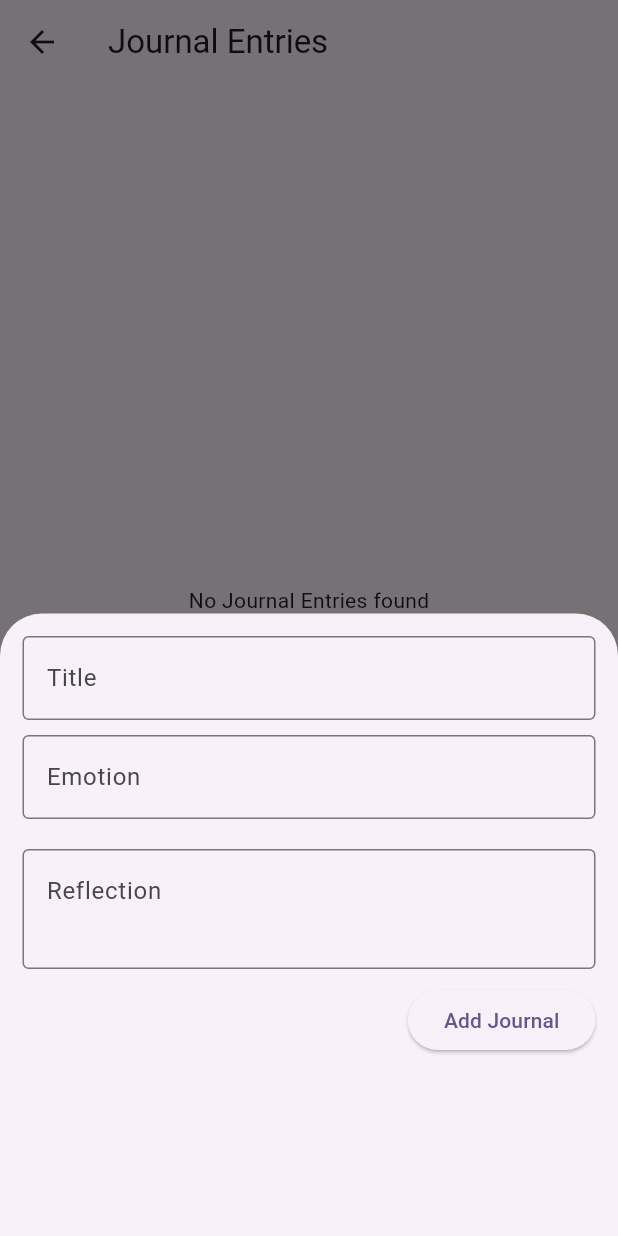
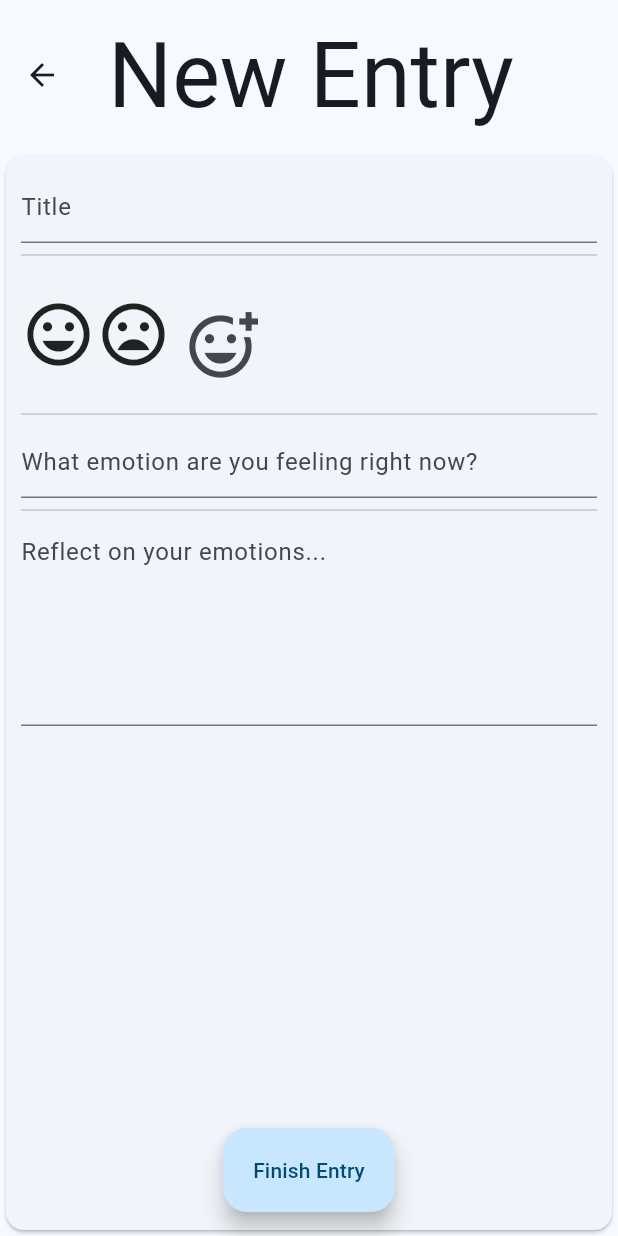
Before and after one commit to ksmittyxo/capstone, a Flutter app: the HomeScreen screen opened directly, item 2 of the bottom bar chosen, after a tap on the "add" icon, on a phone screen of 412 x 824 dp. Run offline on Flutter 3.47's test engine with Material 3 defaults, Android fonts, the phone set to English and light mode, and no system bars; our stand-ins replace firebase_auth, firebase_core, sqflite; missing offline and left inert: firebase_ui_auth; accounts and stored records are empty.

Commit message:
User authentication, changed file labeling for creating and displaying journals, added screen for creating journals. Started the foundation for emotion creation.

```diff
--- /dev/null
+++ b/lib/display_journals.dart
@@ -0,0 +1,80 @@
+import 'package:flutter/material.dart';
+import 'database_service.dart';
+import 'journalmodel.dart';
+import 'package:capstone/write_journal.dart';
+
+class JournalEntriesScreen extends StatefulWidget {
+  const JournalEntriesScreen({super.key});
+
+  @override
+  State<JournalEntriesScreen> createState() => _JournalEntriesScreenState();
+}
+  class _JournalEntriesScreenState extends State<JournalEntriesScreen> {
+    final dbService = DatabaseService();
+
+    void deleteJournal(String id) {
+      dbService.deleteJournal(id);
+      setState(() {});
+    }
+
+    @override
+    Widget build(BuildContext context) {
+      return Scaffold(
+        appBar: AppBar(
+          title: const Text('Journal Entries'),
+        ),
+        body: FutureBuilder<List<JournalModel>>(
+            future: dbService.getJournals(),
+            builder: (context, snapshot) {
+              if (snapshot.connectionState == ConnectionState.waiting) {
+                return const Center(child: CircularProgressIndicator());
+              }
+              if (snapshot.hasData) {
+                if (snapshot.data!.isEmpty) {
+                  return const Center(
+                    child: Text('No Journal Entries found'),
+                  );
+                }
+                return ListView.builder(
+                  itemCount: snapshot.data!.length,
+                  itemBuilder: (context, index) => Card(
+                    color: Colors.yellow[200],
+                    margin: const EdgeInsets.all(15),
+                    child: ListTile(
+                        title: Text('${snapshot.data![index].title} - ${snapshot.data![index].emotion} - ${snapshot.data![index].date}'),
+                        subtitle: Text(snapshot.data![index].reflection),
+                        trailing: SizedBox(
+                          width: 100,
+                          child: Row(
+                            children: [
+                              IconButton(
+                                icon: const Icon(Icons.edit),
+                                onPressed: () {},
+                              ),
+                              IconButton(
+                                icon: const Icon(Icons.delete),
+                                onPressed: () =>
+                                    deleteJournal(snapshot.data![index].id),
+                              ),
+                            ],
+                          ),
+                        )),
+                  ),
+                );
+              }
+              return const Center(
+                child: Text('No Journal Entries found'),
+              );
+            }),
+        floatingActionButton: FloatingActionButton(
+            child: const Icon(Icons.add),
+            onPressed: () {
+              Navigator.push(
+                context,
+                MaterialPageRoute(builder: (context) => const WriteJournalScreen()),
+              );
+            }
+        ),
+      );
+    }
+  }
--- a/lib/home.dart
+++ b/lib/home.dart
@@ -1,5 +1,7 @@
+import 'package:capstone/display_journals.dart';
+import 'package:firebase_ui_auth/firebase_ui_auth.dart';
 import 'package:flutter/material.dart';
-import 'package:capstone/journal_entries.dart';
+import 'package:capstone/write_journal.dart';
 
 class HomeScreen extends StatefulWidget {
   const HomeScreen({Key? key}) : super(key: key);
@@ -13,6 +15,28 @@ class _HomeScreenState extends State<HomeScreen> {
   Widget build(BuildContext buildContext) {
     final ThemeData theme = Theme.of(context);
     return Scaffold(
+      appBar: AppBar(
+        actions: [
+          IconButton(
+            icon: const Icon(Icons.person),
+            onPressed: () {
+              Navigator.push(
+                context,
+                MaterialPageRoute<ProfileScreen>(
+                  builder: (context) => ProfileScreen(
+                    actions: [
+                      SignedOutAction((context) {
+                        Navigator.of(context).pop();
+                      })
+                    ],
+                  ),
+                ),
+              );
+            },
+          )
+        ],
+        automaticallyImplyLeading: false,
+      ),
       bottomNavigationBar: NavigationBar(
         onDestinationSelected: (int index) {
           setState(() {
--- a/lib/journal_entries.dart
+++ /dev/null
@@ -1,169 +0,0 @@
-import 'package:flutter/material.dart';
-import 'package:intl/intl.dart';
-import 'database_service.dart';
-import 'journalmodel.dart';
-import 'package:uuid/uuid.dart';
-
-class JournalEntriesScreen extends StatefulWidget {
-  const JournalEntriesScreen({Key? key}) : super(key: key);
-  @override
-  State<JournalEntriesScreen> createState() => _JournalEntriesScreenState();
-}
-class _JournalEntriesScreenState extends State<JournalEntriesScreen> {
-  final dbService = DatabaseService();
-  final titleController = TextEditingController();
-  final reflectionController = TextEditingController();
-  final emotionController = TextEditingController();
-  final dateFormat = DateFormat('yMd');
-  void showBottomSheet(String functionTitle, Function()? onPressed) {
-    showModalBottomSheet(
-        context: context,
-        elevation: 5,
-        isScrollControlled: true,
-        builder: (_) => Container(
-          padding: EdgeInsets.only(
-            top: 15,
-            left: 15,
-            right: 15,
-            bottom: MediaQuery.of(context).viewInsets.bottom + 120,
-          ),
-          child: Column(
-            mainAxisSize: MainAxisSize.min,
-            crossAxisAlignment: CrossAxisAlignment.end,
-            children: [
-              TextField(
-                controller: titleController,
-                decoration: const InputDecoration(
-                  hintText: 'Title',
-                  border: OutlineInputBorder(),
-                ),
-              ),
-              const SizedBox(
-                height: 10,
-              ),
-              TextField(
-                controller: emotionController,
-                decoration: const InputDecoration(
-                  hintText: 'Emotion',
-                  border: OutlineInputBorder(),
-                ),
-              ),
-              const SizedBox(
-                height: 20,
-              ),
-              TextField(
-                controller: reflectionController,
-                decoration: const InputDecoration(
-                  hintText: 'Reflection',
-                  border: OutlineInputBorder(),
-                ),
-                keyboardType: TextInputType.multiline,
-                minLines: 2,
-                maxLines: 5,
-              ),
-              const SizedBox(
-                height: 10,
-              ),
-              ElevatedButton(
-                onPressed: onPressed,
-                child: Text(functionTitle),
-              )
-            ],
-          ),
-        ));
-  }
-  void addJournal() {
-    showBottomSheet('Add Journal', () async {
-      var journal = JournalModel(
-          id: Uuid().v4(),
-          date: dateFormat.format(DateTime.now()),
-          title: titleController.text,
-          reflection: reflectionController.text,
-          emotion: emotionController.text);
-      dbService.insertJournal(journal);
-      setState(() {});
-      titleController.clear();
-      reflectionController.clear();
-      emotionController.clear();
-      Navigator.of(context).pop();
-    });
-  }
-  void editJournal(JournalModel journal) {
-    titleController.text = journal.title;
-    reflectionController.text = journal.reflection;
-    emotionController.text = journal.emotion;
-    showBottomSheet('Update Journal', () async {
-      var updatedJournal = JournalModel(
-          id: journal.id,
-          date: journal.date,
-          title: titleController.text,
-          reflection: reflectionController.text,
-          emotion: emotionController.text);
-      dbService.editJournal(updatedJournal);
-      titleController.clear();
-      reflectionController.clear();
-      emotionController.clear();
-      setState(() {});
-      Navigator.of(context).pop();
-    });
-  }
-  void deleteJournal(String id) {
-    dbService.deleteJournal(id);
-    setState(() {});
-  }
-  @override
-  Widget build(BuildContext context) {
-    return Scaffold(
-      appBar: AppBar(
-        title: const Text('Journal Entries'),
-      ),
-      body: FutureBuilder<List<JournalModel>>(
-          future: dbService.getJournals(),
-          builder: (context, snapshot) {
-            if (snapshot.connectionState == ConnectionState.waiting) {
-              return const Center(child: CircularProgressIndicator());
-            }
-            if (snapshot.hasData) {
-              if (snapshot.data!.isEmpty) {
-                return const Center(
-                  child: Text('No Journal Entries found'),
-                );
-              }
-              return ListView.builder(
-                itemCount: snapshot.data!.length,
-                itemBuilder: (context, index) => Card(
-                  color: Colors.yellow[200],
-                  margin: const EdgeInsets.all(15),
-                  child: ListTile(
-                      title: Text('${snapshot.data![index].title} - ${snapshot.data![index].emotion} - ${snapshot.data![index].date}'),
-                      subtitle: Text(snapshot.data![index].reflection),
-                      trailing: SizedBox(
-                        width: 100,
-                        child: Row(
-                          children: [
-                            IconButton(
-                              icon: const Icon(Icons.edit),
-                              onPressed: () => editJournal(snapshot.data![index]),
-                            ),
-                            IconButton(
-                              icon: const Icon(Icons.delete),
-                              onPressed: () =>
-                                  deleteJournal(snapshot.data![index].id),
-                            ),
-                          ],
-                        ),
-                      )),
-                ),
-              );
-            }
-            return const Center(
-              child: Text('No Journal Entries found'),
-            );
-          }),
-      floatingActionButton: FloatingActionButton(
-        child: const Icon(Icons.add),
-        onPressed: () => addJournal(),
-      ),
-    );
-  }
-}
--- /dev/null
+++ b/lib/write_journal.dart
@@ -0,0 +1,177 @@
+import 'package:capstone/display_journals.dart';
+import 'package:flutter/material.dart';
+import 'package:intl/intl.dart';
+import 'database_service.dart';
+import 'journalmodel.dart';
+import 'package:uuid/uuid.dart';
+
+class WriteJournalScreen extends StatefulWidget {
+  const WriteJournalScreen({Key? key}) : super(key: key);
+  @override
+  State<WriteJournalScreen> createState() => _WriteJournalScreenState();
+}
+class _WriteJournalScreenState extends State<WriteJournalScreen> {
+  final dbService = DatabaseService();
+  final titleController = TextEditingController();
+  final reflectionController = TextEditingController();
+  final emotionController = TextEditingController();
+  final dateFormat = DateFormat('yMd');
+  void showBottomSheet(String functionTitle, Function()? onPressed) {
+    showModalBottomSheet(
+          context: context,
+          elevation: 5,
+          isScrollControlled: true,
+          builder: (_) => Container(
+            padding: EdgeInsets.only(
+              top: 15,
+              left: 15,
+              right: 15,
+              bottom: MediaQuery.of(context).viewInsets.bottom + 120,
+            ),
+            child: Column(
+              mainAxisSize: MainAxisSize.min,
+              crossAxisAlignment: CrossAxisAlignment.end,
+              children: [
+                TextField(
+                  controller: titleController,
+                  decoration: const InputDecoration(
+                    hintText: 'Title',
+                    border: OutlineInputBorder(),
+                  ),
+                ),
+                const SizedBox(
+                  height: 20,
+                ),
+                TextField(
+                  controller: emotionController,
+                  decoration: const InputDecoration(
+                    hintText: 'Emotion',
+                    border: OutlineInputBorder(),
+                  ),
+                ),
+                const SizedBox(
+                  height: 20,
+                ),
+                TextField(
+                  controller: reflectionController,
+                  decoration: const InputDecoration(
+                    hintText: 'Reflection',
+                    border: OutlineInputBorder(),
+                  ),
+                  keyboardType: TextInputType.multiline,
+                  minLines: 2,
+                  maxLines: 5,
+                ),
+                const SizedBox(
+                  height: 10,
+                ),
+                ElevatedButton(
+                  onPressed: onPressed,
+                  child: Text(functionTitle),
+                )
+              ],
+            ),
+          ));
+
+  }
+  void addJournal() {
+    showBottomSheet('Add Journal', () async {
+      var journal = JournalModel(
+          id: Uuid().v4(),
+          date: dateFormat.format(DateTime.now()),
+          title: titleController.text,
+          reflection: reflectionController.text,
+          emotion: emotionController.text);
+      dbService.insertJournal(journal);
+      setState(() {});
+      titleController.clear();
+      reflectionController.clear();
+      emotionController.clear();
+      Navigator.of(context).pop();
+    });
+  }
+  void editJournal(JournalModel journal) {
+    titleController.text = journal.title;
+    reflectionController.text = journal.reflection;
+    emotionController.text = journal.emotion;
+    showBottomSheet('Update Journal', () async {
+      var updatedJournal = JournalModel(
+          id: journal.id,
+          date: journal.date,
+          title: titleController.text,
+          reflection: reflectionController.text,
+          emotion: emotionController.text);
+      dbService.editJournal(updatedJournal);
+      titleController.clear();
+      reflectionController.clear();
+      emotionController.clear();
+      setState(() {});
+      Navigator.of(context).pop();
+    });
+  }
+  void deleteJournal(String id) {
+    dbService.deleteJournal(id);
+    setState(() {});
+  }
+  @override
+  Widget build(BuildContext context) {
+    return Scaffold(
+        resizeToAvoidBottomInset: true,
+        appBar: AppBar(
+          title: const Text(
+            'New Entry',
+            textAlign: TextAlign.center,
+            style: TextStyle(fontSize: 60),
+
+          ),
+          toolbarHeight: 100,
+        ),
+        body: Card(
+                child: Padding(
+                  padding: const EdgeInsets.all(10.0),
+                  child: Column(
+                    children: [
+                      TextField(
+                        controller: titleController,
+                        decoration: const InputDecoration(hintText: 'Title',),
+                      ),
+                      const Divider(),
+                      Container(
+                        margin: const EdgeInsets.symmetric(vertical: 20),
+                        height: 50,
+                        child: ListView(
+                          scrollDirection: Axis.horizontal,
+                          children: <Widget>[
+                            const Icon(Icons.mood_outlined, size: 50,),
+                            const Icon(Icons.mood_bad_outlined, size: 50,),
+                            IconButton(
+                                icon: const Icon(Icons.add_reaction_outlined, size: 50),
+                                onPressed: () {},
+                            ),
+                          ],
+                        ),
+                      ),
+                      const Divider(),
+                      TextField(
+                        controller: emotionController,
+                        decoration: const InputDecoration(hintText: 'What emotion are you feeling right now?'),
+                      ),
+                      const Divider(),
+                      TextField(
+                        controller: reflectionController,
+                        decoration: const InputDecoration(hintText: 'Reflect on your emotions...'),
+                        minLines: 5,
+                        maxLines: 7,
+                      )
+                    ],
+                  ),
+                )
+            ),
+      floatingActionButtonLocation: FloatingActionButtonLocation.centerFloat,
+      floatingActionButton: FloatingActionButton.extended(
+        label: const Text('Finish Entry'),
+        onPressed: () {},
+      ),
+    );
+  }
+}
--- a/pubspec.yaml
+++ b/pubspec.yaml
@@ -38,7 +38,10 @@ dependencies:
   sqflite: ^2.2.8+4
   uuid: ^3.0.6
   path_provider: ^2.0.15
-  intl: ^0.19.0
+  intl: ^0.18.1
+  firebase_core: ^2.25.0
+  firebase_auth: ^4.17.0
+  firebase_ui_auth: ^1.12.1
 
 dev_dependencies:
   flutter_test:
```
Also changed, not shown: lib/auth_gate.dart (added, +27 -0 lines), lib/emotions.dart (added, +16 -0 lines), lib/main.dart (+10 -3 lines), lib/firebase_options.dart (added), pubspec.lock, 1 other file.
